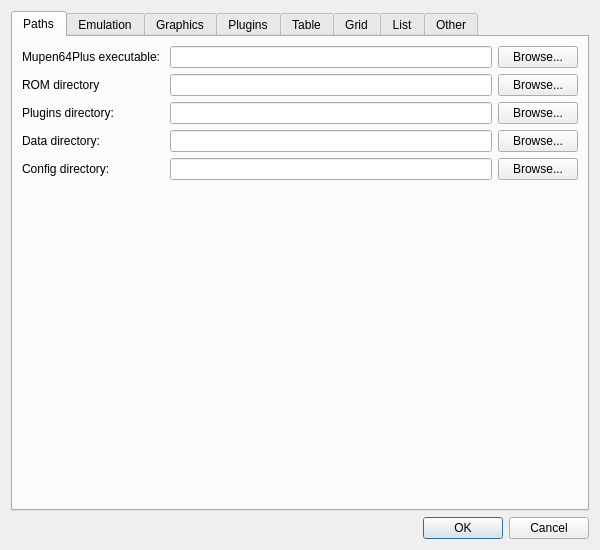
The window that src/settingsdialog.ui (dh4/mupen64plus-qt) describes before a commit, drawn with Qt 5.
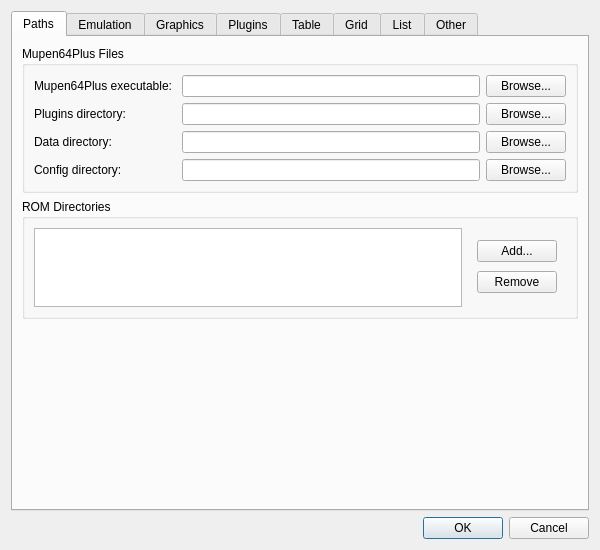
The same window after the commit. The open tabs and pages were chosen to show the change.

Commit message: Add ability to specify multiple ROM directories

What changed in the file:
```diff
--- a/src/settingsdialog.ui
+++ b/src/settingsdialog.ui
@@ -13,7 +13,7 @@
   <property name="minimumSize">
    <size>
     <width>550</width>
-    <height>450</height>
+    <height>500</height>
    </size>
   </property>
   <property name="windowTitle">
@@ -44,95 +44,87 @@
       </attribute>
       <layout class="QGridLayout" name="gridLayout">
        <item row="0" column="0">
-        <layout class="QGridLayout" name="pathsLayout">
-         <item row="0" column="1">
-          <widget class="QLineEdit" name="mupen64Path"/>
-         </item>
-         <item row="0" column="2">
-          <widget class="QPushButton" name="mupen64Button">
-           <property name="text">
-            <string>Browse...</string>
-           </property>
-          </widget>
-         </item>
-         <item row="3" column="2">
-          <widget class="QPushButton" name="dataButton">
-           <property name="text">
-            <string>Browse...</string>
-           </property>
-          </widget>
-         </item>
-         <item row="1" column="1">
-          <widget class="QLineEdit" name="romPath"/>
-         </item>
-         <item row="1" column="2">
-          <widget class="QPushButton" name="romButton">
-           <property name="text">
-            <string>Browse...</string>
-           </property>
-          </widget>
-         </item>
-         <item row="3" column="0">
-          <widget class="QLabel" name="dataPathLabel">
-           <property name="text">
-            <string>Data directory:</string>
-           </property>
-          </widget>
-         </item>
-         <item row="3" column="1">
-          <widget class="QLineEdit" name="dataPath"/>
-         </item>
-         <item row="2" column="0">
-          <widget class="QLabel" name="pluginPathLabel">
-           <property name="text">
-            <string>Plugins directory:</string>
-           </property>
-          </widget>
-         </item>
-         <item row="2" column="2">
-          <widget class="QPushButton" name="pluginButton">
-           <property name="text">
-            <string>Browse...</string>
-           </property>
-          </widget>
-         </item>
-         <item row="0" column="0">
-          <widget class="QLabel" name="mupen64PathLabel">
-           <property name="text">
-            <string>Mupen64Plus executable: </string>
-           </property>
-          </widget>
-         </item>
-         <item row="1" column="0">
-          <widget class="QLabel" name="romPathLabel">
-           <property name="text">
-            <string>ROM directory</string>
-           </property>
-          </widget>
-         </item>
-         <item row="2" column="1">
-          <widget class="QLineEdit" name="pluginPath"/>
-         </item>
-         <item row="4" column="2">
-          <widget class="QPushButton" name="configButton">
-           <property name="text">
-            <string>Browse...</string>
-           </property>
-          </widget>
-         </item>
-         <item row="4" column="1">
-          <widget class="QLineEdit" name="configPath"/>
-         </item>
-         <item row="4" column="0">
-          <widget class="QLabel" name="configPathLabel">
-           <property name="text">
-            <string>Config directory:</string>
-           </property>
-          </widget>
-         </item>
-        </layout>
+        <widget class="QGroupBox" name="paths">
+         <property name="title">
+          <string>Mupen64Plus Files</string>
+         </property>
+         <layout class="QGridLayout" name="gridLayout_4">
+          <item row="0" column="0">
+           <layout class="QGridLayout" name="pathsLayout">
+            <item row="2" column="1">
+             <widget class="QLineEdit" name="dataPath"/>
+            </item>
+            <item row="2" column="2">
+             <widget class="QPushButton" name="dataButton">
+              <property name="text">
+               <string>Browse...</string>
+              </property>
+             </widget>
+            </item>
+            <item row="3" column="2">
+             <widget class="QPushButton" name="configButton">
+              <property name="text">
+               <string>Browse...</string>
+              </property>
+             </widget>
+            </item>
+            <item row="1" column="1">
+             <widget class="QLineEdit" name="pluginPath"/>
+            </item>
+            <item row="3" column="1">
+             <widget class="QLineEdit" name="configPath"/>
+            </item>
+            <item row="3" column="0">
+             <widget class="QLabel" name="configPathLabel">
+              <property name="text">
+               <string>Config directory:</string>
+              </property>
+             </widget>
+            </item>
+            <item row="0" column="2">
+             <widget class="QPushButton" name="mupen64Button">
+              <property name="text">
+               <string>Browse...</string>
+              </property>
+             </widget>
+            </item>
+            <item row="1" column="0">
+             <widget class="QLabel" name="pluginPathLabel">
+              <property name="text">
+               <string>Plugins directory:</string>
+              </property>
+             </widget>
+            </item>
+            <item row="1" column="2">
+             <widget class="QPushButton" name="pluginButton">
+              <property name="text">
+               <string>Browse...</string>
+              </property>
+             </widget>
+            </item>
+            <item row="0" column="0">
+             <widget class="QLabel" name="mupen64PathLabel">
+              <property name="text">
+               <string>Mupen64Plus executable: </string>
+              </property>
+             </widget>
+            </item>
+            <item row="0" column="1">
+             <widget class="QLineEdit" name="mupen64Path"/>
+            </item>
+            <item row="2" column="0">
+             <widget class="QLabel" name="dataPathLabel">
+              <property name="text">
+               <string>Data directory:</string>
+              </property>
+             </widget>
+            </item>
+           </layout>
+          </item>
+         </layout>
+        </widget>
        </item>
-       <item row="1" column="0">
+       <item row="2" column="0">
         <spacer name="pathsSpacer">
          <property name="orientation">
           <enum>Qt::Vertical</enum>
@@ -145,6 +137,76 @@
          </property>
         </spacer>
        </item>
+       <item row="1" column="0">
+        <widget class="QGroupBox" name="roms">
+         <property name="maximumSize">
+          <size>
+           <width>16777215</width>
+           <height>120</height>
+          </size>
+         </property>
+         <property name="title">
+          <string>ROM Directories</string>
+         </property>
+         <layout class="QGridLayout" name="gridLayout_9">
+          <item row="0" column="0">
+           <layout class="QGridLayout" name="romLayout">
+            <item row="0" column="0">
+             <widget class="QListWidget" name="romList">
+              <property name="minimumSize">
+               <size>
+                <width>0</width>
+                <height>0</height>
+               </size>
+              </property>
+              <property name="maximumSize">
+               <size>
+                <width>16777215</width>
+                <height>80</height>
+               </size>
+              </property>
+              <property name="baseSize">
+               <size>
+                <width>0</width>
+                <height>0</height>
+               </size>
+              </property>
+              <property name="toolTip">
+               <string>Mupen64Plus-Qt will search for all .z64, .v64, .n64, and .zip files in these directories</string>
+              </property>
+             </widget>
+            </item>
+            <item row="0" column="1">
+             <widget class="QWidget" name="listActionWidget" native="true">
+              <property name="maximumSize">
+               <size>
+                <width>16777215</width>
+                <height>80</height>
+               </size>
+              </property>
+              <layout class="QVBoxLayout" name="verticalLayout">
+               <item>
+                <widget class="QPushButton" name="romAddButton">
+                 <property name="text">
+                  <string>Add...</string>
+                 </property>
+                </widget>
+               </item>
+               <item>
+                <widget class="QPushButton" name="romRemoveButton">
+                 <property name="text">
+                  <string>Remove</string>
+                 </property>
+                </widget>
+               </item>
+              </layout>
+             </widget>
+            </item>
+           </layout>
+          </item>
+         </layout>
+        </widget>
+       </item>
       </layout>
      </widget>
      <widget class="QWidget" name="emulationWidget">
```
Left out of the diff: 19 changed lines with no effect on the pictures. The commit also changes 6 other files.
